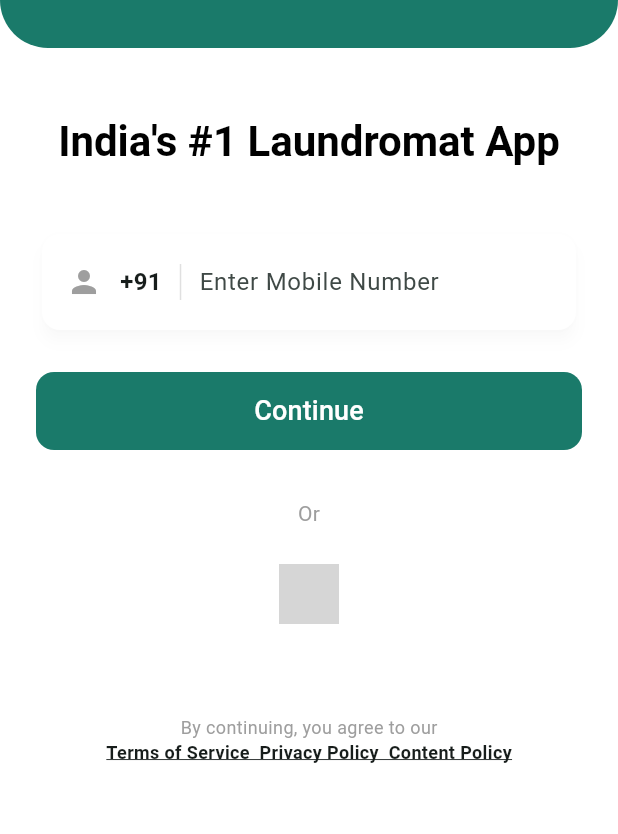
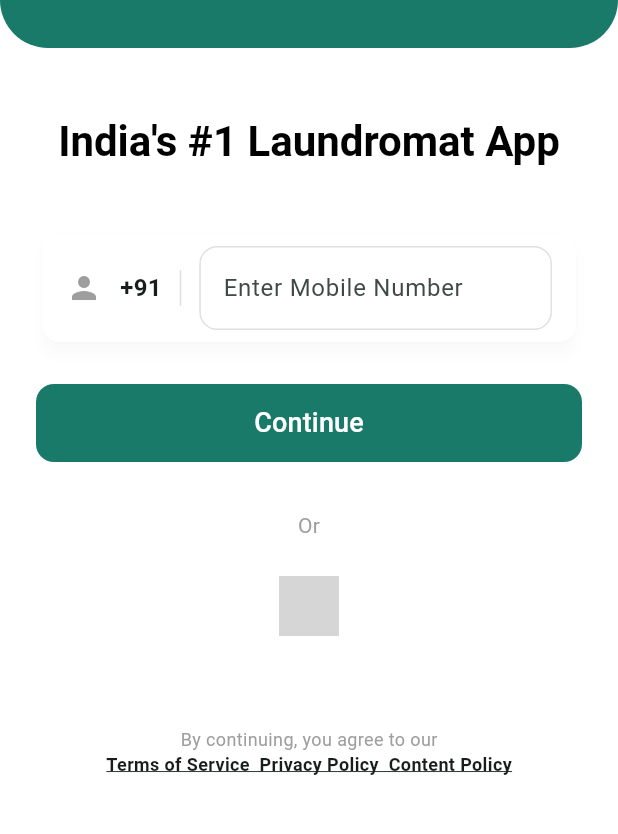
Before and after one commit to Shikhrshukla/WashHub_App, a Flutter app: the screen it shows after launch, on a phone screen of 412 x 824 dp, the part 282-1116 px from its top. Run offline on Flutter 3.47's test engine with Material 3 defaults, Android fonts, the phone set to English and light mode, and no system bars; our stand-ins replace cloud_firestore, equatable, firebase_auth, firebase_core, firebase_storage, flutter_bloc and 2 more; accounts and stored records are empty; generated files the repository leaves out were written again; network calls fail; grey boxes are pictures that could not be loaded.

Commit message:
Chore: final touch-ups to app theme and design tokens
- Cleaned up app_theme.dart formatting
- Verified color tokens for Teal and Amber
- Standardized all button and input styles for production consistency

```diff
--- a/lib/core/theme/app_theme.dart
+++ b/lib/core/theme/app_theme.dart
@@ -20,31 +20,60 @@ class WashubTheme {
         backgroundColor: Colors.white,
         elevation: 0,
         centerTitle: true,
+        iconTheme: IconThemeData(color: Colors.black),
+        titleTextStyle: TextStyle(color: Colors.black, fontSize: 18, fontWeight: FontWeight.bold),
       ),
-      // Global Text Theme for Washub
+
+      // Global Text Theme
       textTheme: const TextTheme(
         headlineMedium: TextStyle(fontWeight: FontWeight.bold, color: Colors.black),
         titleLarge: TextStyle(fontWeight: FontWeight.w600, fontSize: 18),
         bodyLarge: TextStyle(color: Colors.black87),
       ),
 
-    // Production-grade Button Theme (Teal buttons by default)
+      // Global Input Decoration (For Search and Forms)
+      inputDecorationTheme: InputDecorationTheme(
+        filled: true,
+        fillColor: Colors.white,
+        border: OutlineInputBorder(
+          borderRadius: BorderRadius.circular(12),
+          borderSide: BorderSide.none,
+        ),
+        enabledBorder: OutlineInputBorder(
+          borderRadius: BorderRadius.circular(12),
+          borderSide: const BorderSide(color: Colors.black12),
+        ),
+        focusedBorder: OutlineInputBorder(
+          borderRadius: BorderRadius.circular(12),
+          borderSide: const BorderSide(color: washubPrimary, width: 1.5),
+        ),
+      ),
+
+      // Production-grade Button Themes
       elevatedButtonTheme: ElevatedButtonThemeData(
         style: ElevatedButton.styleFrom(
           backgroundColor: washubPrimary,
           foregroundColor: Colors.white,
-          minimumSize: const Size(double.infinity, 52), // Standard full-width height
+          minimumSize: const Size(double.infinity, 52),
           shape: RoundedRectangleBorder(borderRadius: BorderRadius.circular(12)),
           elevation: 0,
         ),
       ),
-      // Corrected Card Theme for Washub
+
+      outlinedButtonTheme: OutlinedButtonThemeData(
+        style: OutlinedButton.styleFrom(
+          foregroundColor: washubPrimary,
+          side: const BorderSide(color: washubPrimary),
+          shape: RoundedRectangleBorder(borderRadius: BorderRadius.circular(12)),
+          minimumSize: const Size(double.infinity, 52),
+        ),
+      ),
+
       cardTheme: CardThemeData(
-        shape: RoundedRectangleBorder(          borderRadius: BorderRadius.circular(16),
-        ),
+        shape: RoundedRectangleBorder(borderRadius: BorderRadius.circular(16)),
         elevation: 0,
         color: Colors.white,
-        clipBehavior: Clip.antiAlias, // Important for images in cards
+        clipBehavior: Clip.antiAlias,
       ),
     );
   }
```
Also changed, not shown: lib/features/auth/presentation/widgets/laundromat_card.dart (deleted, +0 -79 lines), lib/features/home/presentation/screens/home_screen.dart (+21 -22 lines), lib/features/home/presentation/screens/laundromat_card.dart (added, +152 -0 lines).
